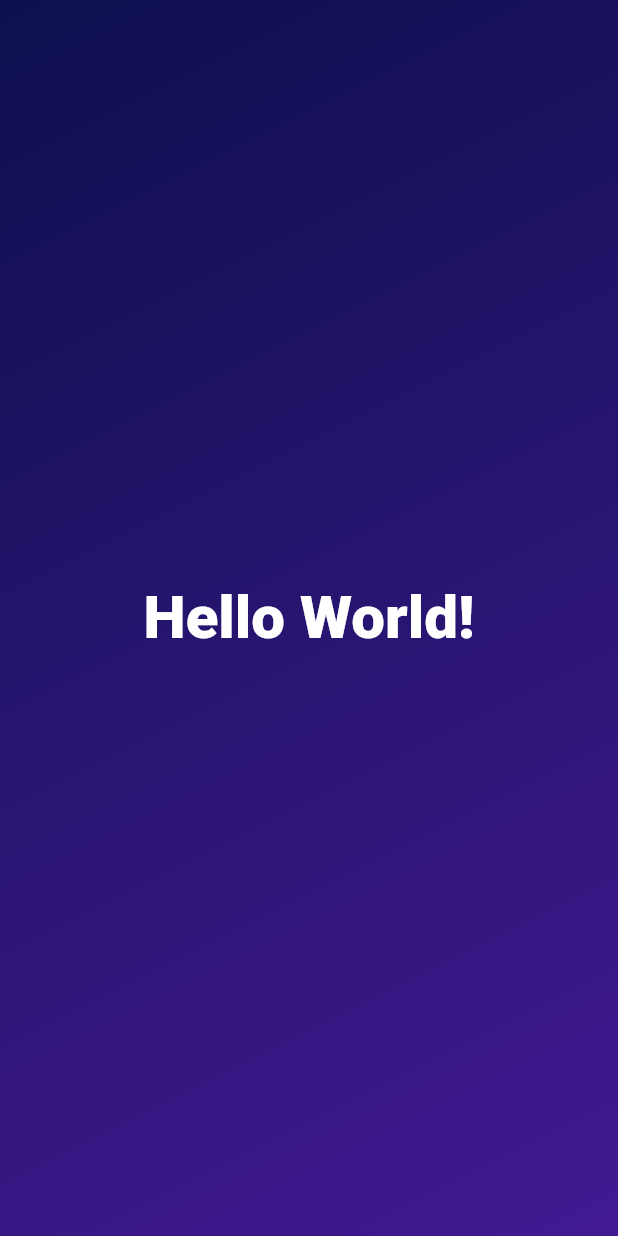
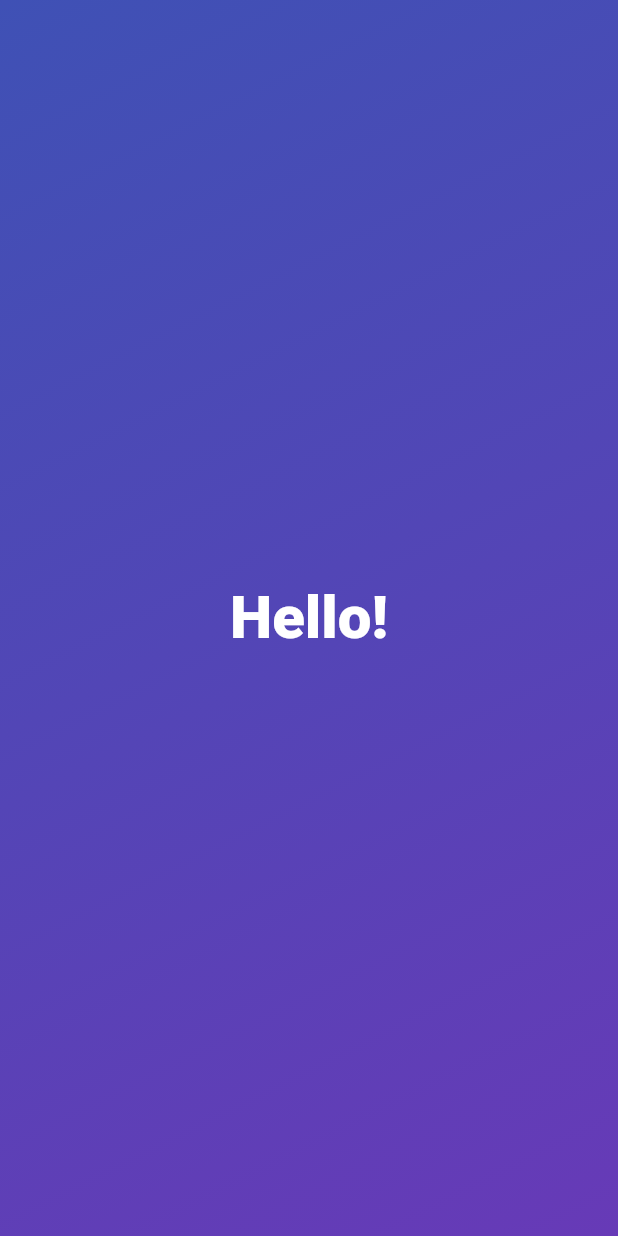
Before and after one commit to subarnabsadhukhan/Roll-Dice-App, a Flutter app: the screen it shows after launch, on a phone screen of 412 x 824 dp. Run offline on Flutter 3.47's test engine with Material 2 defaults, Android fonts, the light colour scheme and no system bars.

Commit message:
use Alternate Constructor Function (for learning only)
create 'GradientContainer.alternateChoice()' constructor function and use it in replace of Default Constructor Function.

```diff
--- a/lib/gradient_container.dart
+++ b/lib/gradient_container.dart
@@ -5,7 +5,18 @@ const beginAlignment = Alignment.bottomRight;
 const endAlignment = Alignment.topLeft;
 
 class GradientContainer extends StatelessWidget {
-  const GradientContainer(this.colors, this.mainText, {super.key});
+  const GradientContainer(
+    this.colors,
+    this.mainText, {
+    super.key,
+  }); // This is default Constructor Function
+
+  const GradientContainer.alternateChoice({super.key})
+      : colors = const [
+          Colors.deepPurple,
+          Colors.indigo,
+        ], // const keyword used, because lists are by default editable.
+        mainText = 'Hello!'; // Alternate Constructor Function
 
   final List<Color> colors;
   final String mainText;
--- a/lib/main.dart
+++ b/lib/main.dart
@@ -5,13 +5,8 @@ void main() {
   runApp(
     const MaterialApp(
       home: Scaffold(
-        body: GradientContainer(
-          [
-            Color.fromARGB(255, 66, 25, 146),
-            Color.fromARGB(255, 13, 16, 78),
-          ],
-          'Hello World!',
-        ),
+        body: GradientContainer
+            .alternateChoice(), // use the alternate constructor function
       ),
     ),
   );
```
